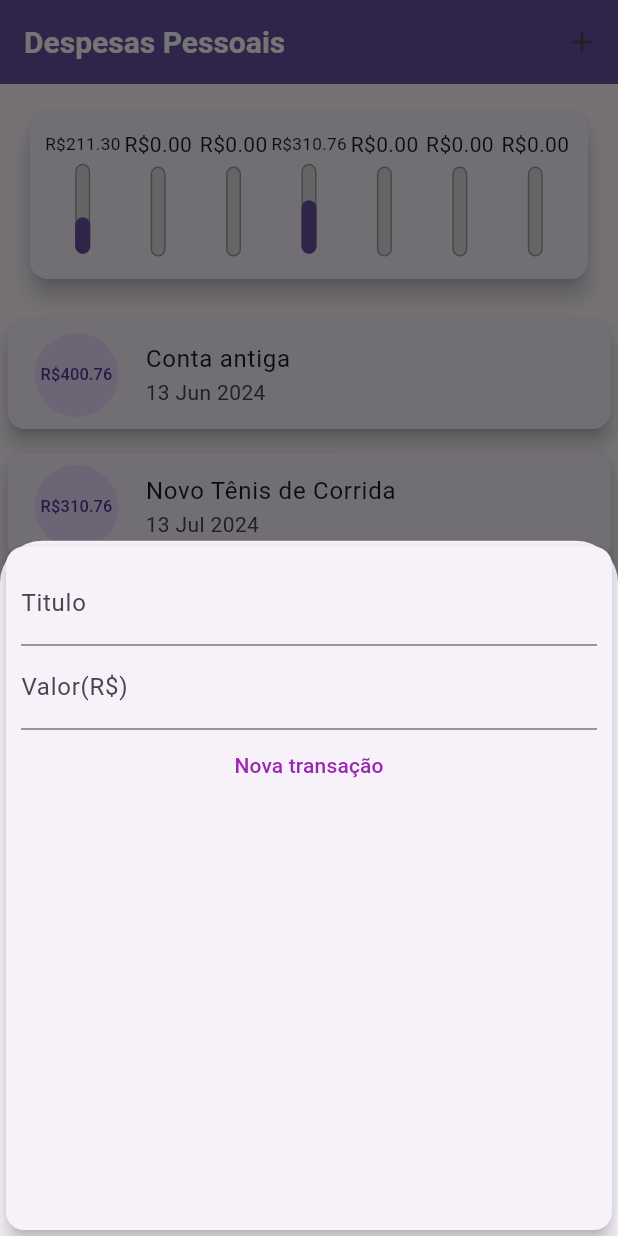
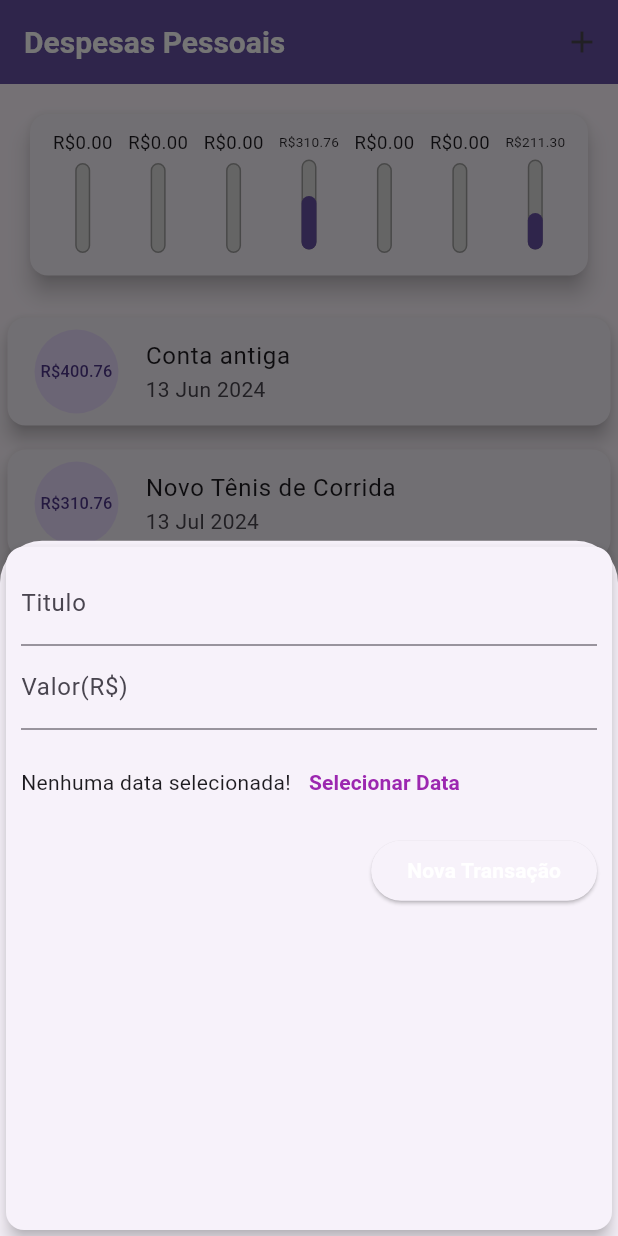
Before and after one commit to wendelfilipe/Flutter, a Flutter app: the screen it shows after launch, after a tap on the "add" icon, on a phone screen of 412 x 824 dp. Run offline on Flutter 3.47's test engine with Material 3 defaults, Android fonts, the phone set to English and light mode, and no system bars; missing offline and left inert: dart:ffi; Roboto replaces fonts that are missing (OpenSans).

Commit message:
update master

```diff
--- a/lib/components/chart.dart
+++ b/lib/components/chart.dart
@@ -33,7 +33,7 @@ class Chart extends StatelessWidget {
         'day':  DateFormat.E().format(weekDay)[0],
         'value': totalSum
       };
-    });
+    }).reversed.toList();
   }
 
   double get _weekTotalValue{
--- a/lib/components/chart_bar.dart
+++ b/lib/components/chart_bar.dart
@@ -17,8 +17,11 @@ class ChartBar extends StatelessWidget {
   Widget build(BuildContext context) {
     return Column(
       children: [
-        FittedBox(
-          child: Text('R\$${value!.toStringAsFixed(2)}'),
+        Container(
+          width: 40,
+          child: FittedBox(
+            child: Text('R\$${value!.toStringAsFixed(2)}'),
+          ),
         ),
         SizedBox(height: 5),
         Container(
--- a/lib/components/transaction_form.dart
+++ b/lib/components/transaction_form.dart
@@ -1,7 +1,6 @@
 import 'package:flutter/material.dart';
 
 class TransactionForm extends StatefulWidget {
-
   final void Function(String, double) onSubmit;
 
   TransactionForm(this.onSubmit, {super.key});
@@ -15,11 +14,11 @@ class _TransactionFormState extends State<TransactionForm> {
 
   final valueController = TextEditingController();
 
-  _submitForm(){
+  _submitForm() {
     final title = titleController.text;
     final value = double.tryParse(valueController.text) ?? 0.0;
 
-    if(title.isEmpty || value <=0){
+    if (title.isEmpty || value <= 0) {
       return;
     }
 
@@ -43,19 +42,44 @@ class _TransactionFormState extends State<TransactionForm> {
             ),
             TextField(
               controller: valueController,
-                    keyboardType: const TextInputType.numberWithOptions(decimal: true),
+              keyboardType:
+                  const TextInputType.numberWithOptions(decimal: true),
               onSubmitted: (_) => _submitForm(),
               decoration: const InputDecoration(
                 labelText: 'Valor(R\$)',
               ),
             ),
+            SizedBox(
+              height: 70,
+              child: Row(
+                children: <Widget>[
+                  const Text('Nenhuma data selecionada!'),
                   TextButton(
+                    child: const Text(
+                      'Selecionar Data',
+                      style: TextStyle(
+                        fontWeight: FontWeight.bold,
+                      ),
+                    ),
+                    onPressed: () {},
+                  )
+                ],
+              ),
+            ),
+           Row(
+              mainAxisAlignment: MainAxisAlignment.end,
+              children: <Widget>[
+                ElevatedButton(
                   onPressed: _submitForm,
-                  style: TextButton.styleFrom(
-                    foregroundColor:Colors.purple
+                  child: Text(
+                    'Nova Transação',
+                    style: TextStyle(
+                      color: Theme.of(context).textTheme.button?.color,
                     ),
-                  child: const Text('Nova transação'),
-                )
+                  ),
+                ),
+              ],
+            ),
           ],
         ),
       ),
--- a/lib/main.dart
+++ b/lib/main.dart
@@ -17,17 +17,21 @@ class ExpensesApp extends StatelessWidget {
   Widget build(BuildContext context) {
     return MaterialApp(
       home: MyHomePage(),
-      theme: tema.copyWith(
+     theme: tema.copyWith(
         colorScheme: tema.colorScheme.copyWith(
           primary: Colors.purple,
           secondary: Colors.amber,
         ),
         textTheme: tema.textTheme.copyWith(
-          titleLarge: const TextStyle(
+          headline6: const TextStyle(
             fontFamily: 'OpenSans',
             fontSize: 18,
             fontWeight: FontWeight.bold,
             color: Colors.black,
+          ),
+          button: const TextStyle(
+            color: Colors.white,
+            fontWeight: FontWeight.bold,
           ),
         ),
         appBarTheme: const AppBarTheme(
```
Lines whose indentation alone changed are shown as unchanged.
